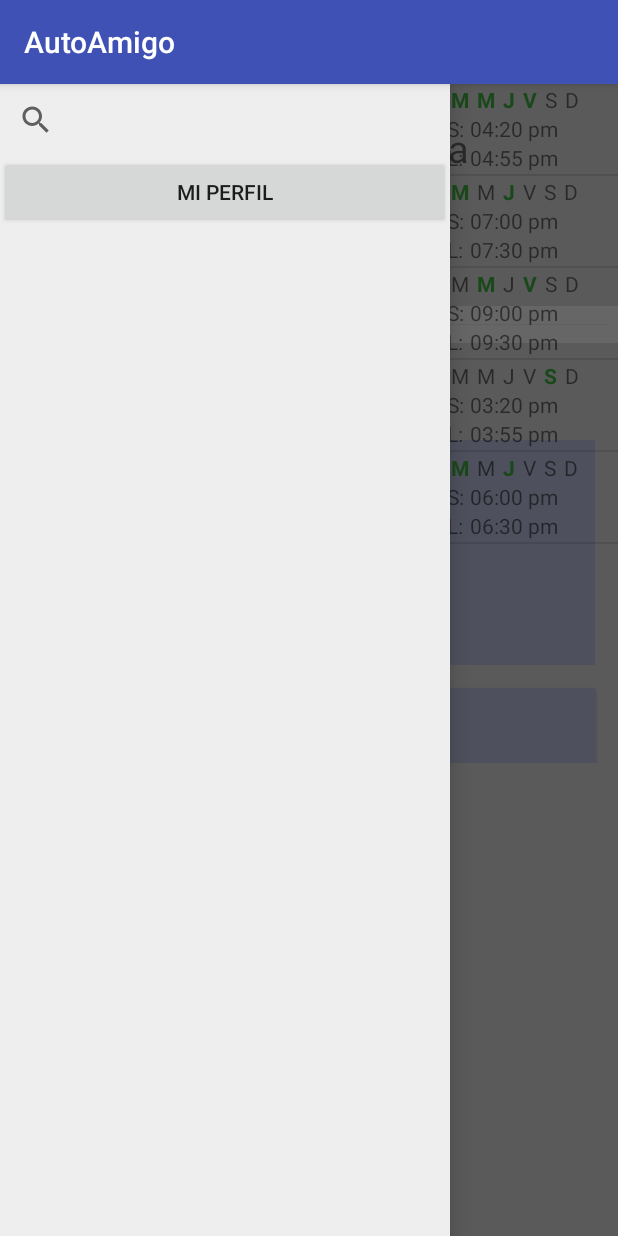
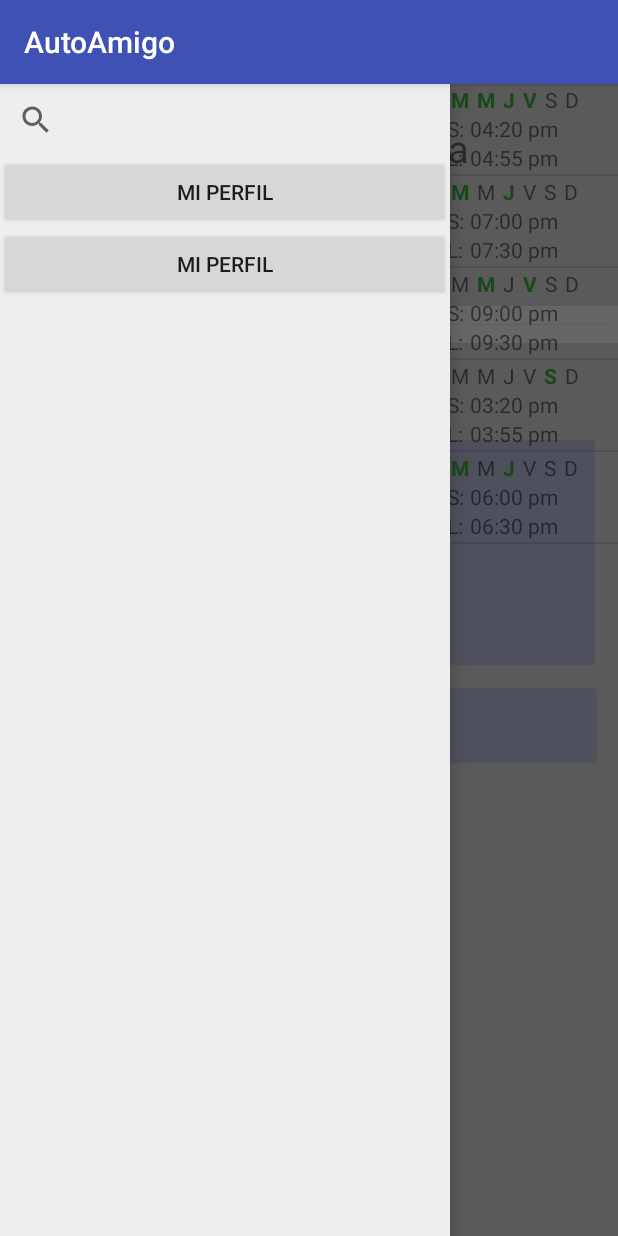
Before and after one commit to AutoAmigo/AutoAmigo, an Android app: the screen it shows after launch (UserInterface), with the side drawer open, on a phone screen of 412 x 824 dp. Run offline under Robolectric (Android 15) with nearby library versions, the phone set to English and light mode, and no system bars.

Commit message:
DRAWER
Se agrego un boton al drawer y se modificaron los listeners de los
botones

```diff
--- a/app/src/main/java/schnauzer/digital/autoamigo/UserInterface.java
+++ b/app/src/main/java/schnauzer/digital/autoamigo/UserInterface.java
@@ -25,6 +25,7 @@ public class UserInterface extends AppCompatActivity implements View.OnClickList
 
     //NAVIGATION VIEWS
     Button myProfileButton;
+    Button myExternalProfileButton;
 
     TextView userNameText;
 
@@ -43,6 +44,7 @@ public class UserInterface extends AppCompatActivity implements View.OnClickList
         setContentView(R.layout.user_interface);
 
         myProfileButton = (Button) findViewById(R.id.myProfileButton);
+        myExternalProfileButton = (Button) findViewById(R.id.myExternalProfileButton);
         userNameText = (TextView) findViewById(R.id.userNameTextInterface);
         TabHost tabHost = (TabHost)findViewById(R.id.tabHost);
         tabHost.setup();
@@ -63,6 +65,7 @@ public class UserInterface extends AppCompatActivity implements View.OnClickList
 
         // Listeners
         myProfileButton.setOnClickListener(this);
+        myExternalProfileButton.setOnClickListener(this);
         reglas.setOnClickListener(new View.OnClickListener() {
             @Override
             public void onClick(View v) {
@@ -188,6 +191,10 @@ public class UserInterface extends AppCompatActivity implements View.OnClickList
         Intent intent;
         switch (v.getId()) {
             case R.id.myProfileButton:
+                intent = new Intent(this, UserInterface.class);
+                startActivity(intent);
+                break;
+            case R.id.myExternalProfileButton:
                 intent = new Intent(this, UserActivity.class);
                 startActivity(intent);
                 break;
--- a/app/src/main/res/layout/navigation_drawer.xml
+++ b/app/src/main/res/layout/navigation_drawer.xml
@@ -27,6 +27,12 @@
                 android:text="@string/myProfile"
                 android:id="@+id/myProfileButton"
                 android:layout_gravity="center_horizontal" />
+            <Button
+                android:layout_width="match_parent"
+                android:layout_height="wrap_content"
+                android:text="@string/myProfile"
+                android:id="@+id/myExternalProfileButton"
+                android:layout_gravity="center_horizontal" />
 
         </LinearLayout>
     </ScrollView>
```
